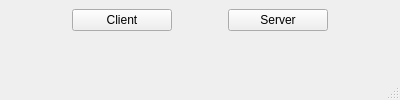
First picture: the form in src/main/python/gust/gui/ui/launcher.ui, repository drjdlarson/gust, before the edit.
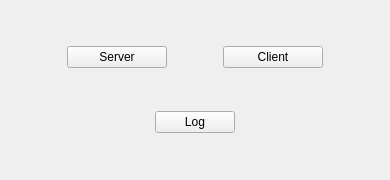
Second picture: the form after the edit.

What changed in the file:
```diff
--- a/src/main/python/gust/gui/ui/launcher.ui
+++ b/src/main/python/gust/gui/ui/launcher.ui
@@ -6,20 +6,26 @@
    <rect>
     <x>0</x>
     <y>0</y>
-    <width>400</width>
-    <height>100</height>
+    <width>390</width>
+    <height>180</height>
    </rect>
   </property>
   <property name="sizePolicy">
-   <sizepolicy hsizetype="MinimumExpanding" vsizetype="Fixed">
+   <sizepolicy hsizetype="Fixed" vsizetype="Fixed">
     <horstretch>0</horstretch>
     <verstretch>0</verstretch>
    </sizepolicy>
   </property>
   <property name="minimumSize">
    <size>
-    <width>300</width>
-    <height>0</height>
+    <width>390</width>
+    <height>180</height>
+   </size>
+  </property>
+  <property name="maximumSize">
+   <size>
+    <width>390</width>
+    <height>180</height>
    </size>
   </property>
   <property name="baseSize">
@@ -44,10 +50,9 @@
      <height>0</height>
     </size>
    </property>
-   <layout class="QHBoxLayout" name="horizontalLayout_3">
-    <property name="sizeConstraint">
-     <enum>QLayout::SetMaximumSize</enum>
-    </property>
+   <layout class="QVBoxLayout" name="verticalLayout">
+    <item>
+     <layout class="QHBoxLayout" name="horizontalLayout">
     <item>
      <spacer name="horizontalSpacer">
       <property name="orientation">
@@ -64,41 +69,6 @@
       </property>
      </spacer>
     </item>
-    <item>
-     <widget class="QPushButton" name="pushButton_client">
-      <property name="sizePolicy">
-       <sizepolicy hsizetype="Fixed" vsizetype="Fixed">
-        <horstretch>0</horstretch>
-        <verstretch>0</verstretch>
-       </sizepolicy>
-      </property>
-      <property name="minimumSize">
-       <size>
-        <width>100</width>
-        <height>0</height>
-       </size>
-      </property>
-      <property name="text">
-       <string>Client</string>
-      </property>
-     </widget>
-    </item>
-    <item>
-     <spacer name="horizontalSpacer_3">
-      <property name="orientation">
-       <enum>Qt::Horizontal</enum>
-      </property>
-      <property name="sizeType">
-       <enum>QSizePolicy::Fixed</enum>
-      </property>
-      <property name="sizeHint" stdset="0">
-       <size>
-        <width>50</width>
-        <height>20</height>
-       </size>
-      </property>
-     </spacer>
-    </item>
     <item>
      <widget class="QPushButton" name="pushButton_server">
       <property name="sizePolicy">
@@ -118,6 +88,41 @@
       </property>
      </widget>
     </item>
+      <item>
+       <spacer name="horizontalSpacer_3">
+        <property name="orientation">
+         <enum>Qt::Horizontal</enum>
+        </property>
+        <property name="sizeType">
+         <enum>QSizePolicy::Fixed</enum>
+        </property>
+        <property name="sizeHint" stdset="0">
+         <size>
+          <width>50</width>
+          <height>20</height>
+         </size>
+        </property>
+       </spacer>
+      </item>
+      <item>
+       <widget class="QPushButton" name="pushButton_client">
+        <property name="sizePolicy">
+         <sizepolicy hsizetype="Fixed" vsizetype="Fixed">
+          <horstretch>0</horstretch>
+          <verstretch>0</verstretch>
+         </sizepolicy>
+        </property>
+        <property name="minimumSize">
+         <size>
+          <width>100</width>
+          <height>0</height>
+         </size>
+        </property>
+        <property name="text">
+         <string>Client</string>
+        </property>
+       </widget>
+      </item>
     <item>
      <spacer name="horizontalSpacer_2">
       <property name="orientation">
@@ -135,8 +140,46 @@
      </spacer>
     </item>
    </layout>
-  </widget>
-  <widget class="QStatusBar" name="statusbar"/>
+    </item>
+    <item>
+     <layout class="QHBoxLayout" name="horizontalLayout_2">
+      <item>
+       <spacer name="horizontalSpacer_4">
+        <property name="orientation">
+         <enum>Qt::Horizontal</enum>
+        </property>
+        <property name="sizeHint" stdset="0">
+         <size>
+          <width>40</width>
+          <height>20</height>
+         </size>
+        </property>
+       </spacer>
+      </item>
+      <item>
+       <widget class="QPushButton" name="pushButton_log">
+        <property name="text">
+         <string>Log</string>
+        </property>
+       </widget>
+      </item>
+      <item>
+       <spacer name="horizontalSpacer_5">
+        <property name="orientation">
+         <enum>Qt::Horizontal</enum>
+        </property>
+        <property name="sizeHint" stdset="0">
+         <size>
+          <width>40</width>
+          <height>20</height>
+         </size>
+        </property>
+       </spacer>
+      </item>
+     </layout>
+    </item>
+   </layout>
+  </widget>
  </widget>
  <resources/>
  <connections/>
```
Lines whose indentation alone changed are shown as unchanged.
